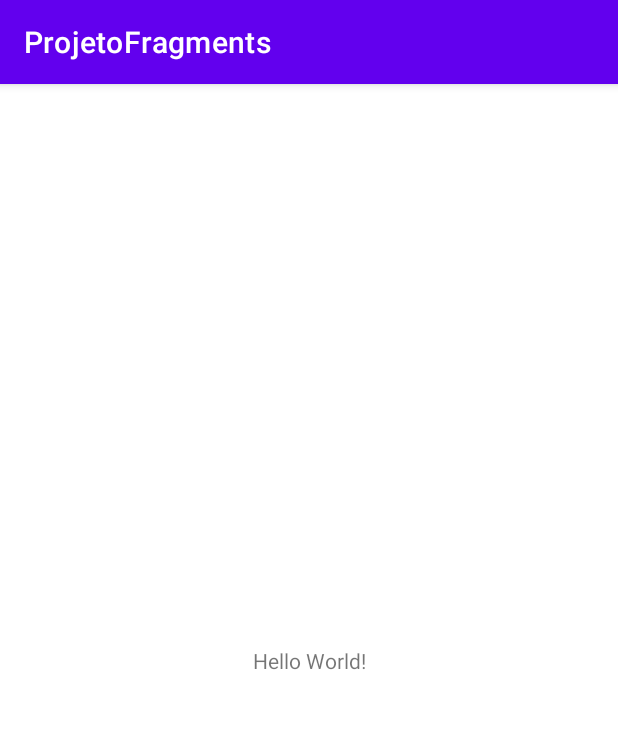
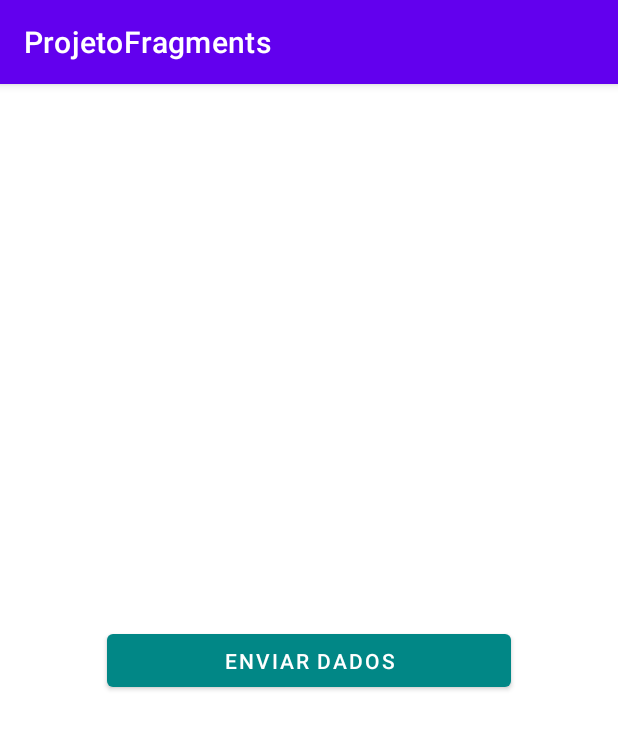
Before and after one commit to Jackiany/ProjetoFragments, an Android app: the screen it shows after launch (MainActivity), on a phone screen of 412 x 824 dp. Shown: the top 729 px of the screen. Run offline under Robolectric (Android 15) with nearby library versions, the phone set to English and light mode, and no system bars.

Commit message:
Passando dados de uma Activity para outra

```diff
--- a/app/src/main/AndroidManifest.xml
+++ b/app/src/main/AndroidManifest.xml
@@ -9,6 +9,7 @@
         android:roundIcon="@mipmap/ic_launcher_round"
         android:supportsRtl="true"
         android:theme="@style/Theme.ProjetoFragments">
+        <activity android:name=".SegundaActivity"></activity>
         <activity android:name=".MainActivity">
             <intent-filter>
                 <action android:name="android.intent.action.MAIN" />
--- a/app/src/main/java/com/example/projetofragments/MainActivity.java
+++ b/app/src/main/java/com/example/projetofragments/MainActivity.java
@@ -3,21 +3,46 @@ package com.example.projetofragments;
 import androidx.appcompat.app.AppCompatActivity;
 
 import android.app.UiAutomation;
+import android.content.Intent;
 import android.os.Bundle;
+import android.view.View;
+import android.widget.Button;
 import android.widget.Toast;
 
 public class MainActivity extends AppCompatActivity {
+
+    private Button btnEnviarDados;
 
     @Override
     protected void onCreate(Bundle savedInstanceState) {
         super.onCreate(savedInstanceState);
         setContentView(R.layout.activity_main);
+
+        btnEnviarDados = findViewById(R.id.btnEnviarDados);
+
+        btnEnviarDados.setOnClickListener(new View.OnClickListener() {
+            @Override
+            public void onClick(View v) {
+
+                Intent intent = new Intent(getApplicationContext(), SegundaActivity.class);
+
+                //Instanciar o objeto
+                Usuario usuario = new Usuario("Jackiany", "jackiany14@gmail.com");
+                //Passar dados
+                intent.putExtra("nome", "Jackiany Silva");
+                intent.putExtra("idade", "28");
+                intent.putExtra("objeto", usuario);
+                startActivity( intent);
+
+            }
+        });
+
         //Primeiro metodo chamdo no ciclo de vida de uma Activity, esse ciclo de vida abrange desde o momento que abri a activity até o momento que encerra ela.
         //Quando for hamdo o metodo onCreate vamos exibir a mensagem
-        Toast.makeText(this, "onCreate", Toast.LENGTH_SHORT).show();
+        //Toast.makeText(this, "onCreate", Toast.LENGTH_SHORT).show();
     }
 
-    @Override
+    /*@Override
     protected void onStart() {
         //Chamando a implemetação
 
@@ -55,5 +80,5 @@ public class MainActivity extends AppCompatActivity {
     protected void onDestroy() {
         super.onDestroy();
         Toast.makeText(this, "onDestroy", Toast.LENGTH_SHORT).show();
-    }
+    }*/
 }
--- a/app/src/main/res/layout/activity_main.xml
+++ b/app/src/main/res/layout/activity_main.xml
@@ -6,13 +6,16 @@
     android:layout_height="match_parent"
     tools:context=".MainActivity">
 
-    <TextView
-        android:layout_width="wrap_content"
-        android:layout_height="wrap_content"
-        android:text="Hello World!"
+    <Button
+        android:id="@+id/btnEnviarDados"
+        android:layout_width="269dp"
+        android:layout_height="47dp"
+        android:layout_marginStart="100dp"
+        android:layout_marginEnd="100dp"
+        android:text="@string/enviar"
+        app:backgroundTint="@color/teal_700"
         app:layout_constraintBottom_toBottomOf="parent"
-        app:layout_constraintLeft_toLeftOf="parent"
-        app:layout_constraintRight_toRightOf="parent"
+        app:layout_constraintEnd_toEndOf="parent"
+        app:layout_constraintStart_toStartOf="parent"
         app:layout_constraintTop_toTopOf="parent" />
-
 </androidx.constraintlayout.widget.ConstraintLayout>
--- a/app/src/main/res/values/strings.xml
+++ b/app/src/main/res/values/strings.xml
@@ -1,3 +1,6 @@
 <resources>
     <string name="app_name">ProjetoFragments</string>
+    <string name="enviar">Enviar Dados</string>
+    <string name="nome">Nome</string>
+    <string name="o">0</string>
 </resources>
```
Also changed, not shown: app/src/main/java/com/example/projetofragments/SegundaActivity.java (added, +30 -0 lines), app/src/main/java/com/example/projetofragments/Usuario.java (added, +30 -0 lines), app/src/main/res/layout/activity_segunda.xml (added, +39 -0 lines).
